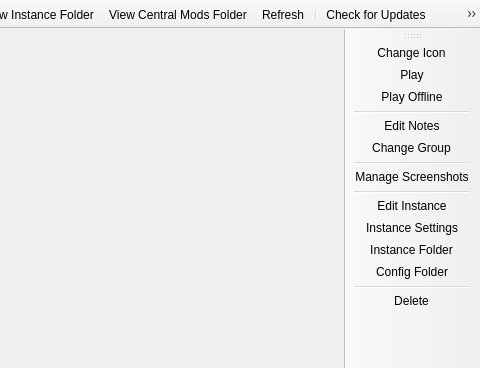
Above: gui/MainWindow.ui from FreesmTeam/FreesmLauncher before the change; both pictures show x 214 to 694 and y 0 to 368 of the 694 by 563 pixel window. Below: the same form after it.
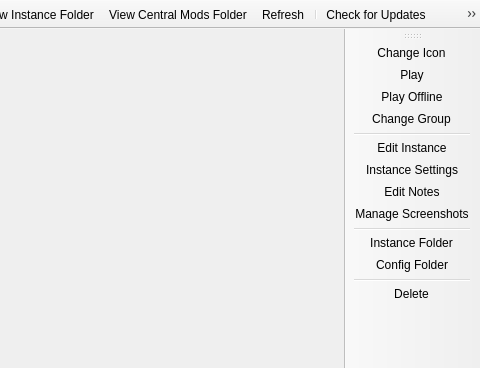
That is the form after the change. Icons and pictures are not drawn.

Commit message: fix the instance toolbar

```diff
--- a/gui/MainWindow.ui
+++ b/gui/MainWindow.ui
@@ -109,14 +109,13 @@
    <addaction name="actionChangeInstIcon"/>
    <addaction name="actionLaunchInstance"/>
    <addaction name="actionLaunchInstanceOffline"/>
-   <addaction name="separator"/>
-   <addaction name="actionEditInstNotes"/>
    <addaction name="actionChangeInstGroup"/>
    <addaction name="separator"/>
-   <addaction name="actionScreenshots"/>
-   <addaction name="separator"/>
    <addaction name="actionEditInstance"/>
    <addaction name="actionInstanceSettings"/>
+   <addaction name="actionEditInstNotes"/>
+   <addaction name="actionScreenshots"/>
+   <addaction name="separator"/>
    <addaction name="actionViewSelectedInstFolder"/>
    <addaction name="actionConfig_Folder"/>
    <addaction name="separator"/>
```
